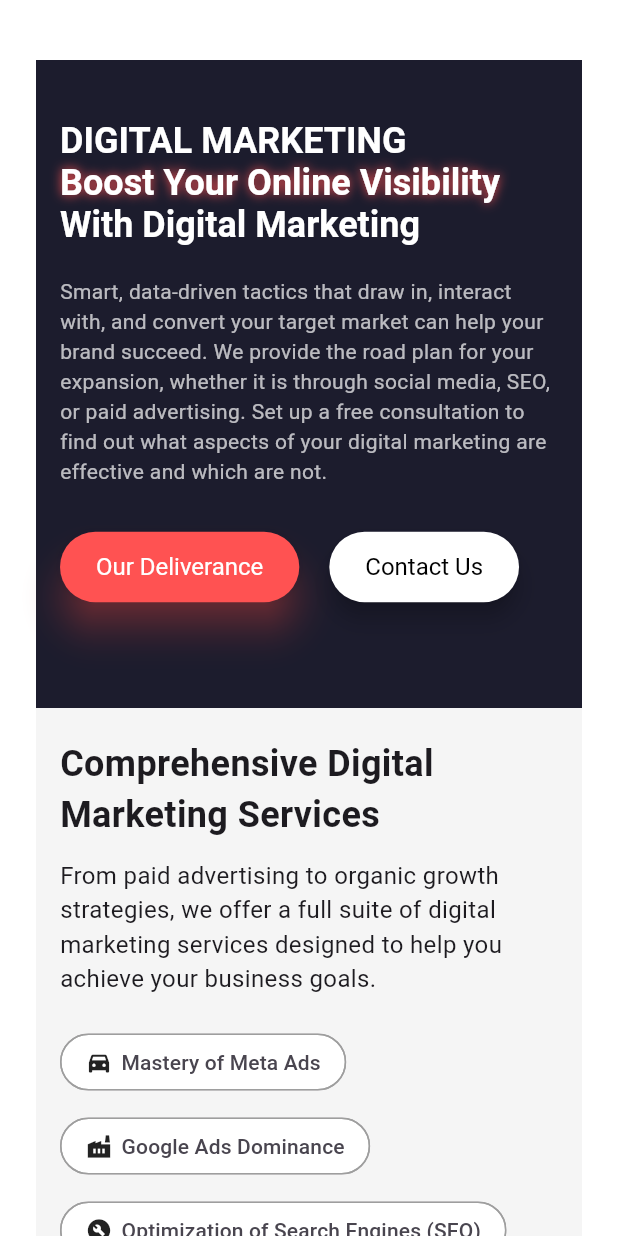
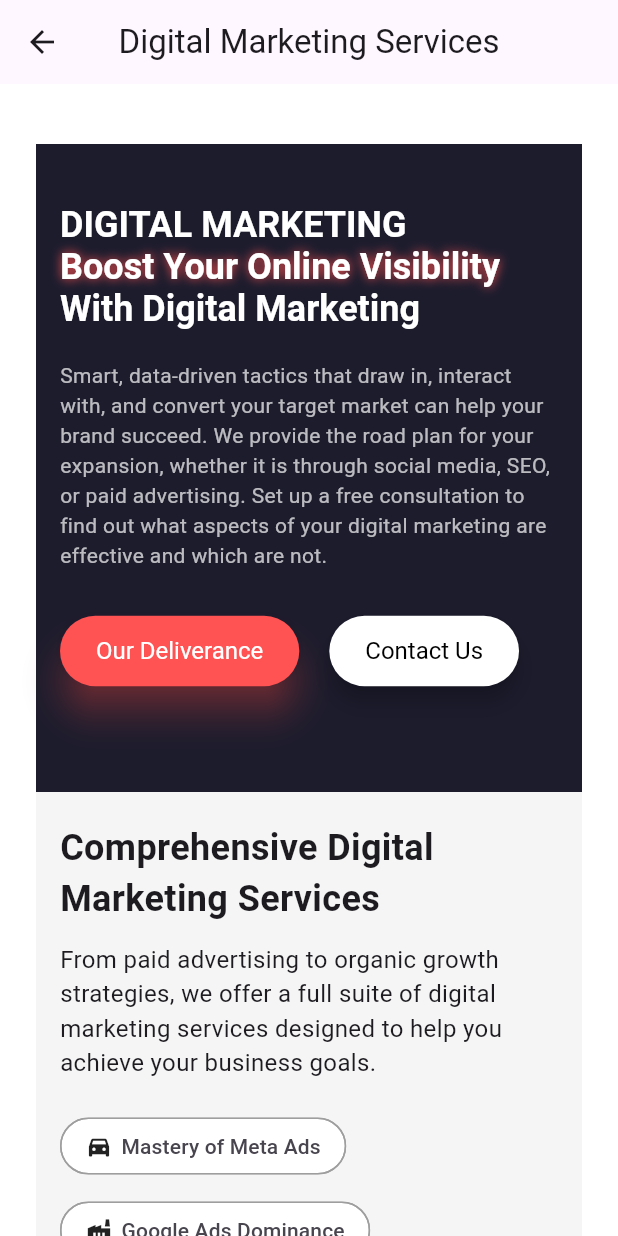
Before and after one commit to DIV-SYSTEM/onlineapk, a Flutter app: the ContainDM widget shown alone on an empty page, opened directly, on a phone screen of 412 x 824 dp. Run offline on Flutter 3.47's test engine with Material 3 defaults, Android fonts, the phone set to English and light mode, and no system bars; our stand-ins replace carousel_slider, intl_phone_field, percent_indicator, pie_chart, video_player, visibility_detector; network calls fail; statements that could not run were skipped.

Commit message:
Update containdm.dart

```diff
--- a/lib/DM_Service/containdm.dart
+++ b/lib/DM_Service/containdm.dart
@@ -8,6 +8,7 @@ import 'dm6.dart';
 import 'dm7.dart';
 import 'dm8.dart';
 import 'package:flutter_app/Service/cloud6.dart';
+import '../Screen/screen.dart'; // Import GenericScreen from Screen folder
 
 class ContainDM extends StatefulWidget {
   const ContainDM({super.key});
@@ -29,35 +30,28 @@ class _ContainDMState extends State<ContainDM> {
   }
 
   @override
+  void dispose() {
+    _scrollController.dispose();
+    super.dispose();
+  }
+
+  @override
   Widget build(BuildContext context) {
-    final screenWidth = MediaQuery.of(context).size.width;
-    final maxWidth = screenWidth < 700 ? double.infinity : 1000.0;
-
-    return Scaffold(
-      body: SingleChildScrollView(
-        controller: _scrollController,
-        padding: const EdgeInsets.symmetric(vertical: 40, horizontal: 24),
-        child: Center(
-          child: Container(
-            width: maxWidth,
-            child: Column(
-              crossAxisAlignment: CrossAxisAlignment.start,
-              children: [
-                Web1(scrollToForm: scrollToForm),
-                const Am4(),
-                const Am7(),
-                const MarketingSection(),
-                const Am6(),
-
-                const Web6(),
-                const Web7(),
-                const Cloud6(),
-                ContactForm(key: _formKey),
-              ],
-            ),
-          ),
-        ),
-      ),
+    return GenericScreen(
+      title: 'Digital Marketing Services', // Set the title for the AppBar
+      maxWidth: 1000.0, // Match ContainDM's maxWidth
+      scrollController: _scrollController, // Pass the ScrollController
+      contentSections: [
+        Web1(scrollToForm: scrollToForm), // Reused widget
+        const Am4(), // Reused widget
+        const Am7(), // Reused widget
+        const MarketingSection(), // Reused widget
+        const Am6(), // Reused widget
+        const Web6(), // Reused widget
+        const Web7(), // Reused widget
+        const Cloud6(),
+        Cloud7(key: _formKey), // Attach the form key
+      ],
     );
   }
 }
```
